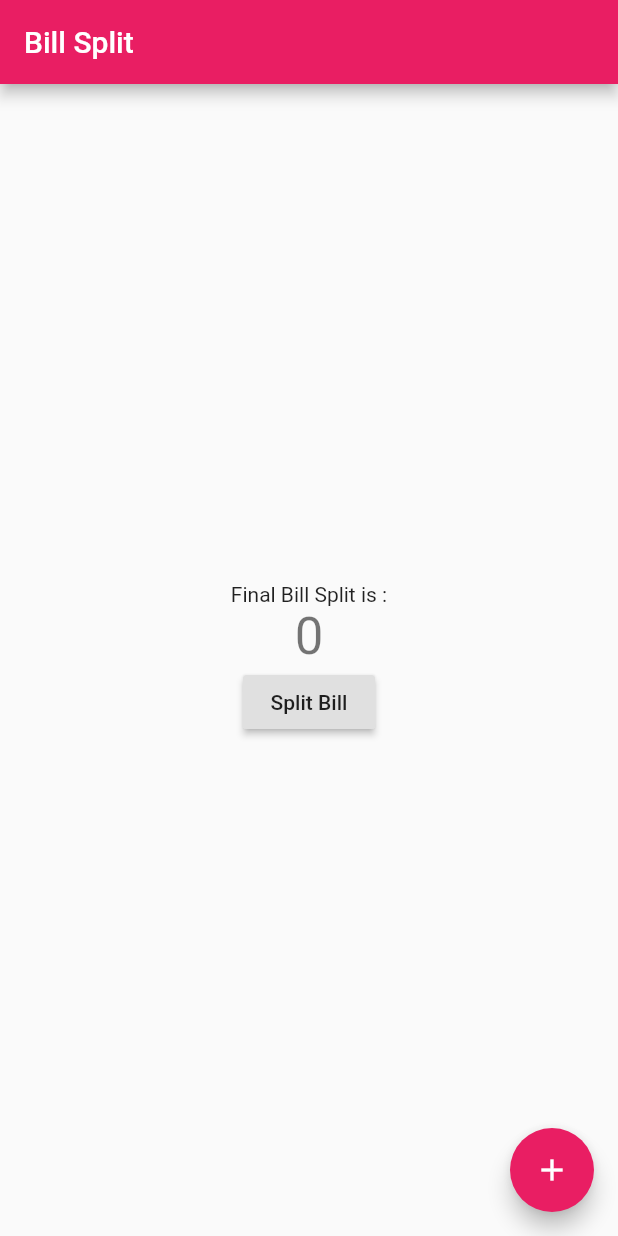
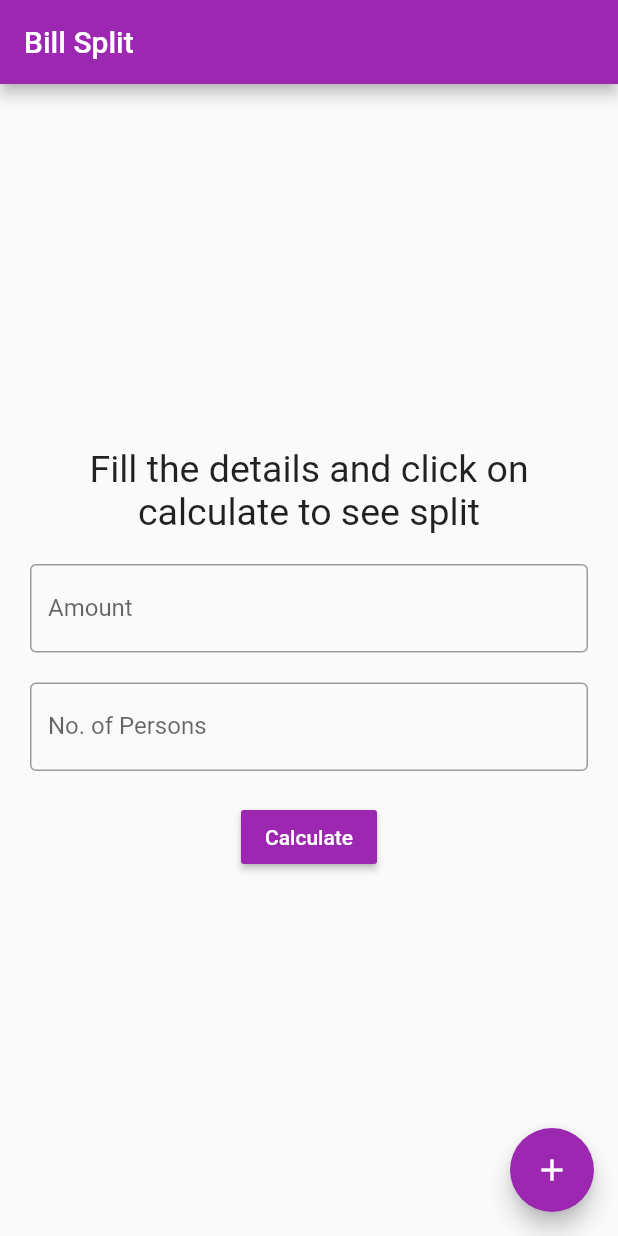
Before and after one commit to ashishLanghe-iOS/split_the_bill, a Flutter app: the screen it shows after launch, on a phone screen of 412 x 824 dp. Run offline on Flutter 3.47's test engine with Material 2 defaults, Android fonts, the phone set to English and light mode, and no system bars.

Commit message:
Updated Calculations

```diff
--- a/lib/main.dart
+++ b/lib/main.dart
@@ -9,7 +9,10 @@ class SplitTheBill extends StatelessWidget {
     return MaterialApp(
       title: 'Flutter Demo',
       theme: ThemeData(
-        primarySwatch: Colors.pink,
+        primarySwatch: Colors.purple,
+        buttonTheme: ButtonThemeData(
+          buttonColor: Colors.purple
+        )
       ),
       home: MyHomePage(title: 'Bill Split'),
     );
@@ -27,6 +30,12 @@ class MyHomePage extends StatefulWidget {
 
 class _MyHomePageState extends State<MyHomePage> {
   int _counter = 0;
+  double amount, split;
+  int person;
+
+  GlobalKey<FormState> _formKey = GlobalKey<FormState>();
+
+
 
   void _splitTheBill() {
     setState(() {
@@ -41,21 +50,58 @@ class _MyHomePageState extends State<MyHomePage> {
         title: Text(widget.title),
       ),
       body: Center(
+        child: Padding(
+          padding: const EdgeInsets.all(20.0),
+          child: Form(
+            key: _formKey,
             child: Column(
               mainAxisAlignment: MainAxisAlignment.center,
               children: <Widget>[
                 Text(
-              'Final Bill Split is :',
+                  split == null ?
+                  "Fill the details and click on calculate to see split"
+                  : "Your split is $split",
+                  textAlign: TextAlign.center,
+                  style: TextStyle(fontSize: 25),
                 ),
-            Text(
-              '$_counter',
-              style: Theme.of(context).textTheme.display1,
+                SizedBox(height: 20),
+                TextField(
+                  onChanged: (value){
+                    amount = double.parse(value);
+                  },
+                  decoration: InputDecoration(
+                    labelText: "Amount",
+                    hintText: "1000.0",
+                    border: OutlineInputBorder()
                   ),
+                ),
+                SizedBox(height: 20),
+                TextField(
+                  onChanged: (value){
+                    person = int.parse(value);
+                  },
+
+                  decoration: InputDecoration(
+                      labelText: "No. of Persons",
+                      hintText: "5",
+                      border: OutlineInputBorder()
+                  ),
+                ),
+                SizedBox(height: 20),
                 RaisedButton(
-              child: Text("Split Bill"),
-              onPressed: (){},
+                  child: Text("Calculate", style: TextStyle(
+                    color: Colors.white
+                  ),),
+                  onPressed: (){
+                    if(_formKey.currentState.validate())
+                    setState(() {
+                      split = amount/person;
+                    });
+                  },
                 ),
               ],
+            ),
+          ),
         ),
       ),
       floatingActionButton: FloatingActionButton(
```
Lines whose indentation alone changed are shown as unchanged.
